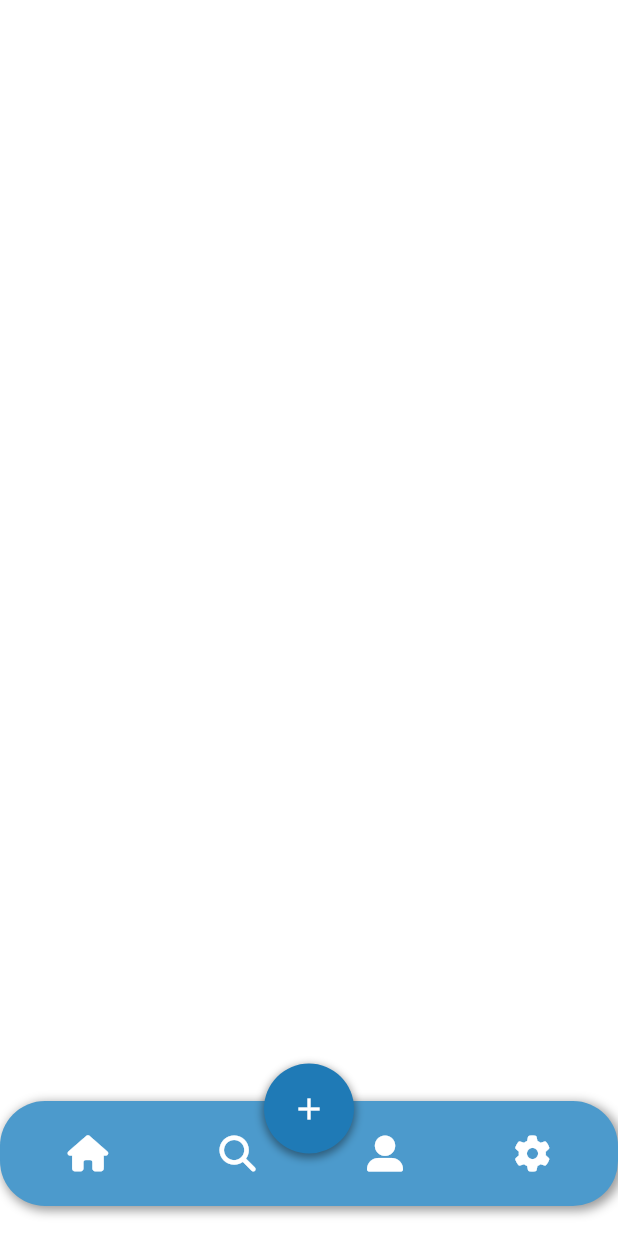
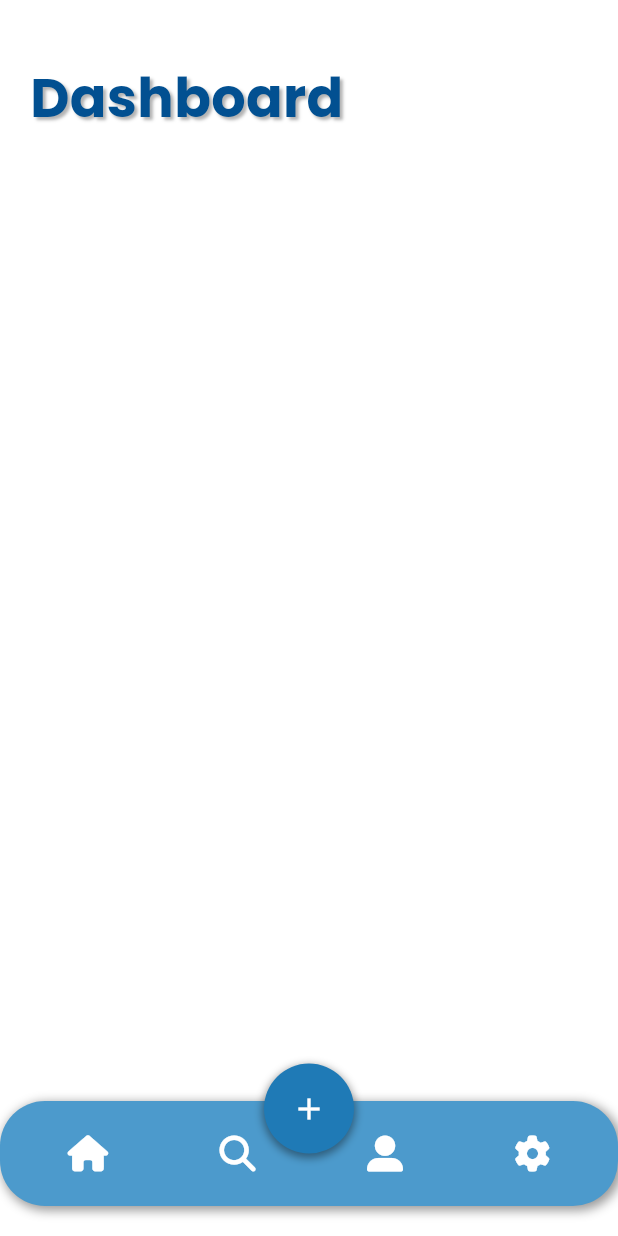
Before and after one commit to TryCatchRaunak/iemkaksha_app, a Flutter app: the AdminDashBoard screen opened directly, on a phone screen of 412 x 824 dp. Run offline on Flutter 3.47's test engine with Material 3 defaults, Android fonts, the phone set to English and light mode, and no system bars; our stand-ins replace font_awesome_flutter, google_fonts, video_player.

Commit message:
"Dashboard" text added at top left of the screen

```diff
--- a/lib/screens/admin_dashboard.dart
+++ b/lib/screens/admin_dashboard.dart
@@ -1,5 +1,6 @@
 import 'package:flutter/material.dart';
 import 'package:font_awesome_flutter/font_awesome_flutter.dart';
+import 'package:google_fonts/google_fonts.dart';
 
 class AdminDashBoard extends StatelessWidget {
   // ignore: use_key_in_widget_constructors
@@ -8,29 +9,55 @@ class AdminDashBoard extends StatelessWidget {
   @override
   Widget build(BuildContext context) {
     return Scaffold(
-      backgroundColor: const Color.fromARGB(
-          255, 255, 255, 255), // Set background color to white
+      backgroundColor: Colors.white,
+      body: Column(
+        crossAxisAlignment: CrossAxisAlignment.start,
+        children: [
+          Padding(
+            padding: const EdgeInsets.only(top: 40.0, left: 20.0),
+            child: Text(
+              'Dashboard',
+              style: GoogleFonts.poppins(
+                  fontSize: 36.0,
+                  fontWeight: FontWeight.bold,
+                  color: const Color.fromARGB(255, 2, 80, 145).withOpacity(1.0),
+                  shadows: [
+                    Shadow(
+                      color:
+                          const Color.fromARGB(153, 0, 0, 0).withOpacity(0.3),
+                      offset: const Offset(2, 2),
+                      blurRadius: 2,
+                    ),
+                  ]),
+            ),
+          ),
+          Expanded(
+            child: Container(
+                // Your main body content goes here
+                ),
+          ),
+        ],
+      ),
       bottomNavigationBar: Padding(
         padding: const EdgeInsets.only(bottom: 20.0),
         child: SizedBox(
-          width: 300, // Reduce size horizontally
-          height: 70.0, // Adjusted height
+          width: 300,
+          height: 70.0,
           child: DecoratedBox(
             decoration: BoxDecoration(
-              borderRadius: BorderRadius.circular(30.0), // Add rounded corners
-              color: const Color(0xFF4C9ACC), // Color #4c9acc
+              borderRadius: BorderRadius.circular(30.0),
+              color: const Color(0xFF4C9ACC),
               boxShadow: [
                 BoxShadow(
                   color: const Color.fromARGB(24, 0, 0, 0).withOpacity(0.4),
                   spreadRadius: 1,
                   blurRadius: 5,
-                  offset: const Offset(2, 2), // Shadow offset
+                  offset: const Offset(2, 2),
                 ),
               ],
             ),
             child: Padding(
-              padding: const EdgeInsets.symmetric(
-                  horizontal: 45.0), // Add padding to widen the bar
+              padding: const EdgeInsets.symmetric(horizontal: 45.0),
               child: Stack(
                 alignment: Alignment.center,
                 children: [
@@ -49,9 +76,7 @@ class AdminDashBoard extends StatelessWidget {
                       ),
                       FaIcon(
                         // ignore: deprecated_member_use
-                        FontAwesomeIcons
-                            // ignore: deprecated_member_use
-                            .userAlt, // This will give you the user icon
+                        FontAwesomeIcons.userAlt,
                         color: Colors.white,
                       ),
                       FaIcon(
@@ -61,8 +86,7 @@ class AdminDashBoard extends StatelessWidget {
                     ],
                   ),
                   Transform.translate(
-                    offset: const Offset(
-                        0, -30), // Shift the circle shape upwards by 20px
+                    offset: const Offset(0, -30),
                     child: Container(
                       width: 60,
                       height: 60,
@@ -75,7 +99,7 @@ class AdminDashBoard extends StatelessWidget {
                                 .withOpacity(0.4),
                             spreadRadius: 1,
                             blurRadius: 4,
-                            offset: const Offset(0, 2), // Shadow offset
+                            offset: const Offset(0, 2),
                           ),
                         ],
                       ),
```
